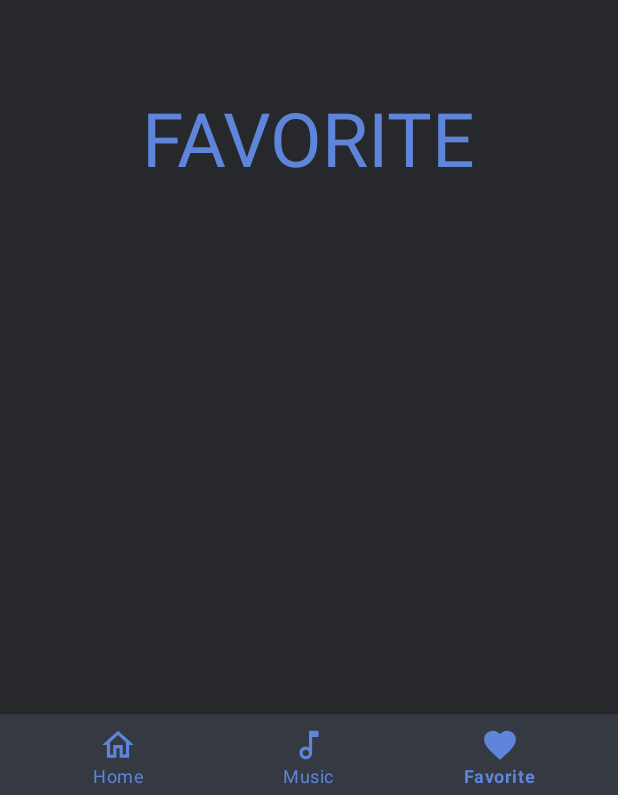
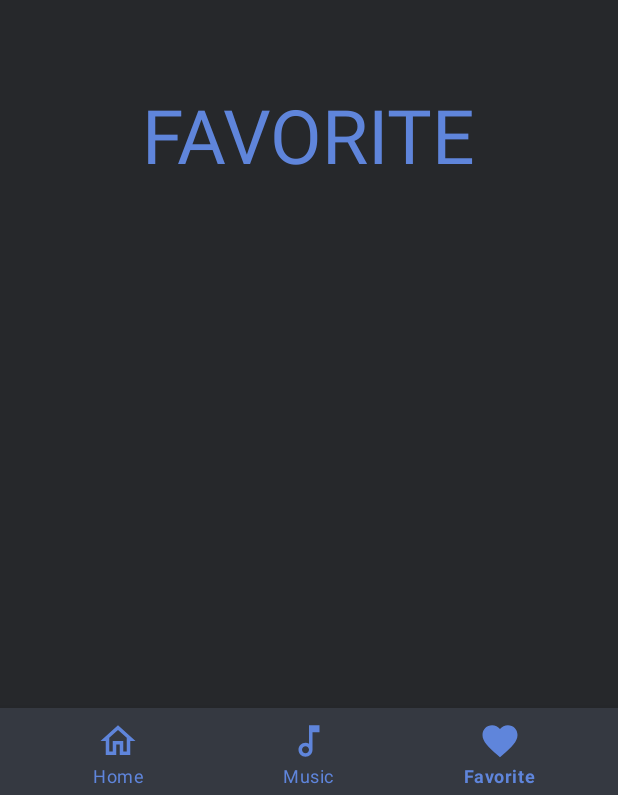
Before and after one commit to vishal2376/Cocaine, an Android app: the screen it shows after launch (MainActivity), item 3 of the bottom bar chosen, on a phone screen of 412 x 824 dp. Shown: the part 438-1233 px from the top of the screen. Run offline under Robolectric (Android 15) with nearby library versions, the phone set to English and light mode, and no system bars.

Commit message:
icon size changed

```diff
--- a/app/src/main/res/layout/activity_main.xml
+++ b/app/src/main/res/layout/activity_main.xml
@@ -18,10 +18,10 @@
         android:id="@+id/bottomNav"
         android:layout_width="match_parent"
         android:paddingHorizontal="15dp"
-        android:layout_height="wrap_content"
+        android:layout_height="60dp"
         android:layout_gravity="bottom"
         android:background="@color/primary"
-        app:itemIconSize="25dp"
+        app:itemIconSize="28dp"
         app:itemIconTint="@color/colorAccentDark"
         app:itemTextColor="@color/colorAccentDark"
         app:labelVisibilityMode="labeled"
```
